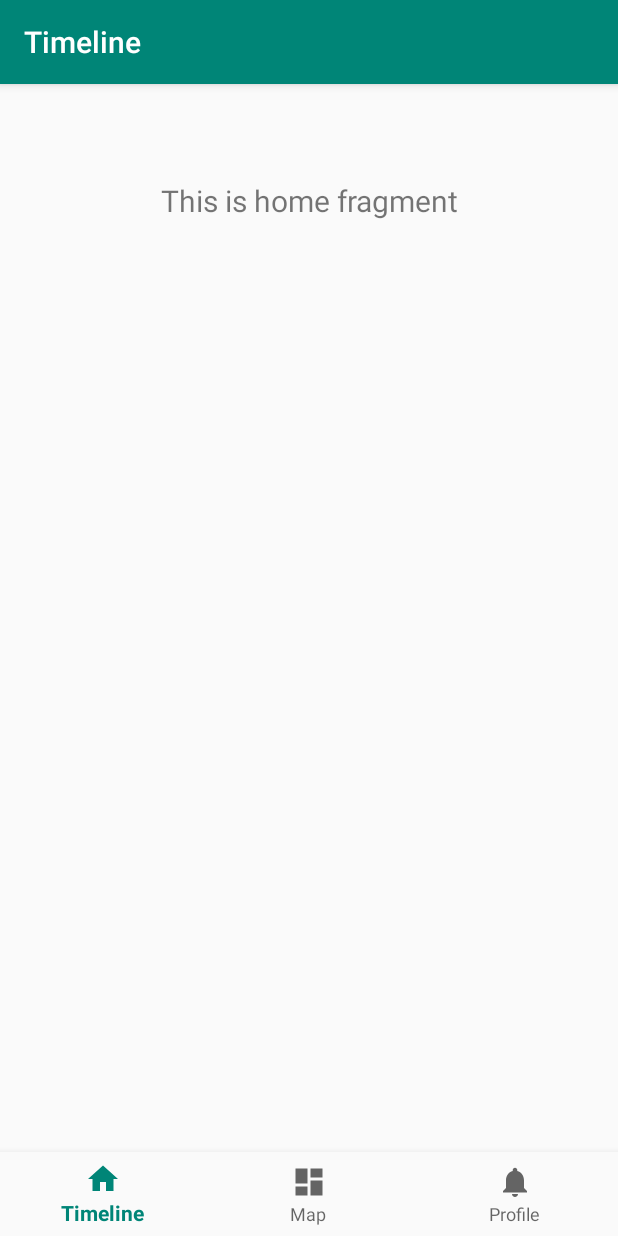
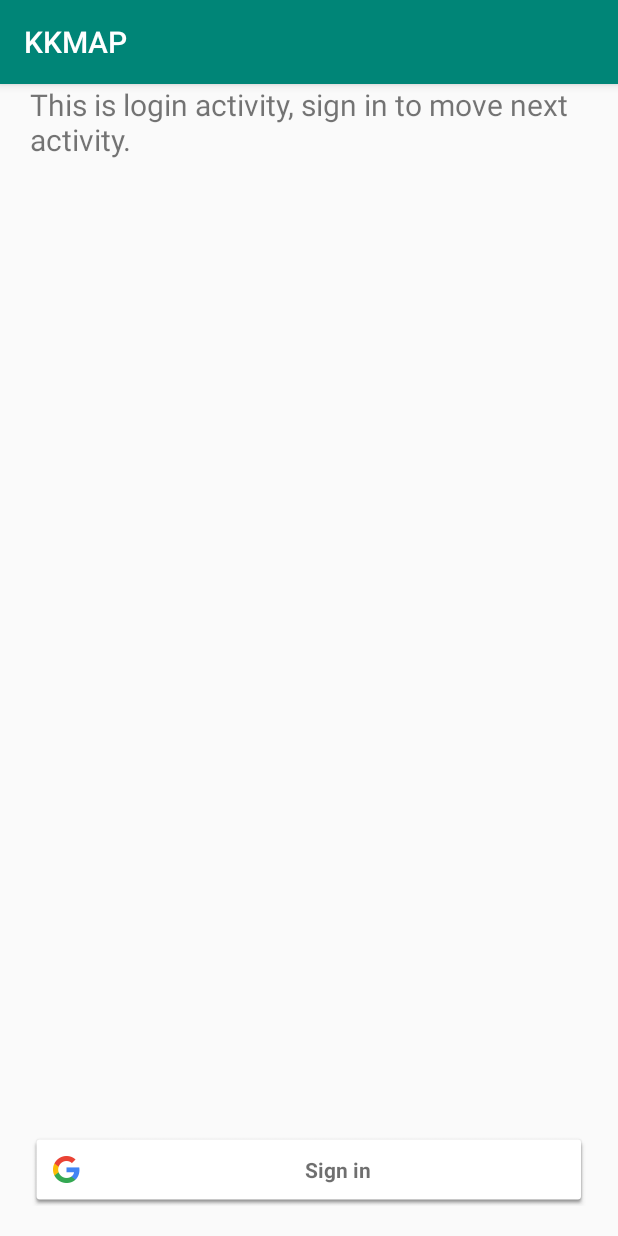
Before and after one commit to a2975667/KKMAP, an Android app: the screen it shows after launch (MainActivity before the commit, GoogleLogin after it), on a phone screen of 412 x 824 dp. Run offline under Robolectric (Android 15) with nearby library versions, the phone set to English and light mode, and no system bars; our stand-ins replace Firebase (no records; nobody signed in at launch, a user with empty details on screens opened directly).

Commit message:
[Add] Working google Login

```diff
--- a/app/build.gradle
+++ b/app/build.gradle
@@ -27,6 +27,9 @@ dependencies {
     implementation 'androidx.navigation:navigation-fragment:2.0.0'
     implementation 'androidx.navigation:navigation-ui:2.0.0'
     implementation 'androidx.lifecycle:lifecycle-extensions:2.0.0'
+    implementation 'com.google.firebase:firebase-auth:19.2.0'
+    implementation 'com.google.android.gms:play-services-auth:17.0.0'
+    implementation 'androidx.annotation:annotation:1.1.0'
     testImplementation 'junit:junit:4.12'
     androidTestImplementation 'androidx.test.ext:junit:1.1.0'
     androidTestImplementation 'androidx.test.espresso:espresso-core:3.1.1'
--- /dev/null
+++ b/app/src/main/java/kkbox/hackathon/kkmap/GoogleLogin.java
@@ -0,0 +1,155 @@
+package kkbox.hackathon.kkmap;
+
+import androidx.annotation.NonNull;
+import androidx.appcompat.app.AppCompatActivity;
+
+import android.os.Bundle;
+import android.util.Log;
+
+import com.google.android.gms.auth.api.Auth;
+import com.google.android.gms.auth.api.signin.GoogleSignIn;
+import com.google.android.gms.auth.api.signin.GoogleSignInClient;
+import com.google.android.gms.auth.api.signin.GoogleSignInOptions;
+import com.google.android.gms.auth.api.signin.GoogleSignInResult;
+import com.google.android.gms.common.SignInButton;
+import com.google.firebase.auth.FirebaseAuth;
+import com.google.firebase.auth.FirebaseUser;
+
+import android.content.Intent;
+import android.view.View;
+import android.widget.Toast;
+
+import com.google.android.gms.auth.api.signin.GoogleSignInAccount;
+import com.google.android.gms.tasks.OnCompleteListener;
+import com.google.android.gms.tasks.Task;
+import com.google.firebase.auth.AuthCredential;
+import com.google.firebase.auth.AuthResult;
+import com.google.firebase.auth.GoogleAuthProvider;
+
+public class GoogleLogin extends AppCompatActivity{
+
+    private static final String TAG = "GoogleLogin";
+    private SignInButton signInButton;
+    private GoogleSignInClient mGoogleSignInClient;
+    private static final int RC_SIGN_IN = 1;
+    String name, email;
+    String idToken;
+    private FirebaseAuth firebaseAuth;
+    private FirebaseAuth.AuthStateListener authStateListener;
+
+    @Override
+    protected void onCreate(Bundle savedInstanceState) {
+        super.onCreate(savedInstanceState);
+        setContentView(R.layout.activity_google_login);
+
+        Log.d(TAG, "hi");
+
+        firebaseAuth = com.google.firebase.auth.FirebaseAuth.getInstance();
+        //this is where we start the Auth state Listener to listen for whether the user is signed in or not
+        authStateListener = new FirebaseAuth.AuthStateListener(){
+            @Override
+            public void onAuthStateChanged(@NonNull FirebaseAuth firebaseAuth) {
+                // Get signedIn user
+                FirebaseUser user = firebaseAuth.getCurrentUser();
+
+                //if user is signed in, we call a helper method to save the user details to Firebase
+                if (user != null) {
+                    gotoMain();
+                    // User is signed in
+                    // you could place other firebase code
+                    //logic to save the user details to Firebase
+                    Log.d(TAG, "onAuthStateChanged:signed_in:" + user.getUid());
+                } else {
+                    // User is signed out
+                    Log.d(TAG, "onAuthStateChanged:signed_out");
+                }
+            }
+        };
+
+        GoogleSignInOptions gso =  new GoogleSignInOptions.Builder(GoogleSignInOptions.DEFAULT_SIGN_IN)
+                .requestIdToken(getString(R.string.web_client_id))//you can also use R.string.default_web_client_id
+                .requestEmail()
+                .build();
+
+        // Build a GoogleSignInClient with the options specified by gso.
+        mGoogleSignInClient = GoogleSignIn.getClient(this, gso);
+        signInButton = (SignInButton)findViewById(R.id.sign_in_button);
+        signInButton.setOnClickListener(new View.OnClickListener() {
+            @Override
+            public void onClick(View view) {
+                Intent signInIntent = mGoogleSignInClient.getSignInIntent();
+                startActivityForResult(signInIntent, RC_SIGN_IN);
+            }
+        });
+    }
+
+    private void gotoMain(){
+        Intent intent = new Intent(GoogleLogin.this, MainActivity.class);
+        intent.setFlags(Intent.FLAG_ACTIVITY_NEW_TASK | Intent.FLAG_ACTIVITY_CLEAR_TASK);
+        startActivity(intent);
+        finish();
+    }
+
+    @Override
+    protected void onActivityResult(int requestCode, int resultCode, Intent data) {
+        super.onActivityResult(requestCode, resultCode, data);
+        if(requestCode==RC_SIGN_IN){
+            GoogleSignInResult result = Auth.GoogleSignInApi.getSignInResultFromIntent(data);
+            handleSignInResult(result);
+        }
+    }
+
+    private void handleSignInResult(GoogleSignInResult result){
+        if(result.isSuccess()){
+            GoogleSignInAccount account = result.getSignInAccount();
+            idToken = account.getIdToken();
+            name = account.getDisplayName();
+            email = account.getEmail();
+            // you can store user data to SharedPreference
+            AuthCredential credential = GoogleAuthProvider.getCredential(idToken, null);
+            firebaseAuthWithGoogle(credential);
+        }else{
+            // Google Sign In failed, update UI appropriately
+            Log.e(TAG, "Login Unsuccessful. "+result);
+            Toast.makeText(this, "Login Unsuccessful", Toast.LENGTH_SHORT).show();
+        }
+    }
+    private void firebaseAuthWithGoogle(AuthCredential credential){
+
+        firebaseAuth.signInWithCredential(credential)
+                .addOnCompleteListener(this, new OnCompleteListener<AuthResult>() {
+                    @Override
+                    public void onComplete(@NonNull Task<AuthResult> task) {
+                        Log.d(TAG, "signInWithCredential:onComplete:" + task.isSuccessful());
+                        if(task.isSuccessful()){
+                            Toast.makeText(GoogleLogin.this, "Login successful", Toast.LENGTH_SHORT).show();
+                            gotoMain();
+                        }else{
+                            Log.w(TAG, "signInWithCredential" + task.getException().getMessage());
+                            task.getException().printStackTrace();
+                            Toast.makeText(GoogleLogin.this, "Authentication failed.",
+                                    Toast.LENGTH_SHORT).show();
+                        }
+
+                    }
+                });
+    }
+
+    @Override
+    protected void onStart() {
+        super.onStart();
+        if (authStateListener != null){
+            FirebaseAuth.getInstance().signOut();
+        }
+        firebaseAuth.addAuthStateListener(authStateListener);
+    }
+
+    @Override
+    protected void onStop() {
+        super.onStop();
+        if (authStateListener != null){
+            firebaseAuth.removeAuthStateListener(authStateListener);
+        }
+    }
+
+}
--- /dev/null
+++ b/app/src/main/res/layout/activity_google_login.xml
@@ -0,0 +1,28 @@
+<?xml version="1.0" encoding="utf-8"?>
+<RelativeLayout xmlns:android="http://schemas.android.com/apk/res/android"
+    xmlns:tools="http://schemas.android.com/tools"
+    android:layout_width="match_parent"
+    android:layout_height="match_parent"
+    tools:context=".GoogleLogin">
+
+    <TextView
+        android:id="@+id/textView"
+        android:layout_width="wrap_content"
+        android:layout_height="wrap_content"
+        android:layout_marginLeft="20dp"
+        android:layout_marginRight="20dp"
+        android:textSize="20dp"
+        android:text="This is login activity, sign in to move next activity." />
+
+    <com.google.android.gms.common.SignInButton
+        android:layout_width="match_parent"
+        android:layout_height="wrap_content"
+        android:id="@+id/sign_in_button"
+        android:layout_marginLeft="20dp"
+        android:layout_marginRight="20dp"
+        android:layout_alignParentBottom="true"
+        android:layout_marginBottom="20dp">
+
+    </com.google.android.gms.common.SignInButton>
+
+</RelativeLayout>
```
Also changed, not shown: app/src/main/AndroidManifest.xml (+15 -9 lines), app/src/main/java/kkbox/hackathon/kkmap/data/LoginDataSource.java (added, +29 -0 lines), app/src/main/java/kkbox/hackathon/kkmap/data/LoginRepository.java (added, +54 -0 lines), app/src/main/java/kkbox/hackathon/kkmap/data/Result.java (added, +48 -0 lines), app/src/main/java/kkbox/hackathon/kkmap/data/model/LoggedInUser.java (added, +23 -0 lines), app/src/main/res/values/strings.xml (+10 -0 lines), 1 other file.
